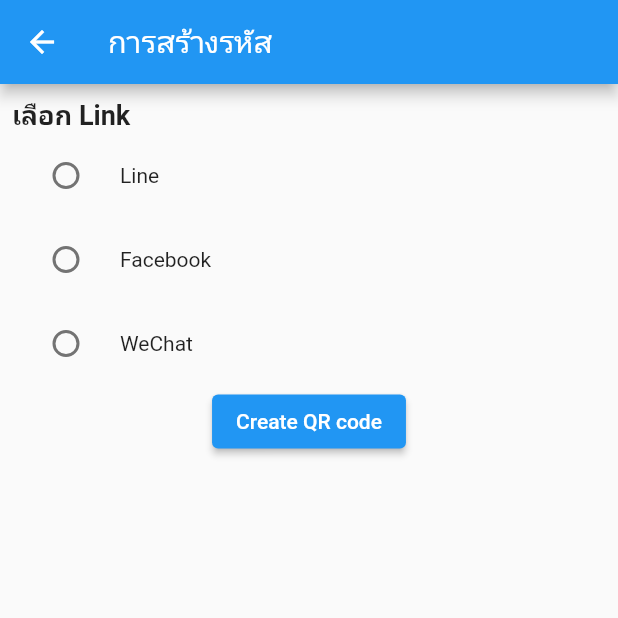
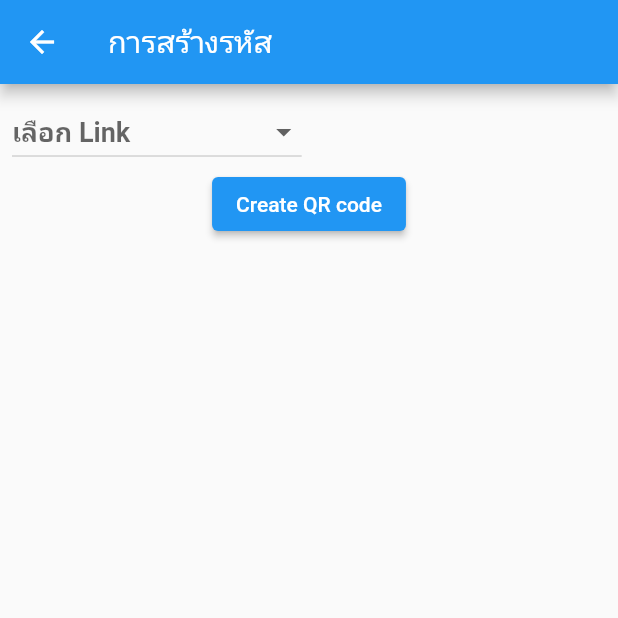
Before and after one commit to masterUNG/ShareQRcode, a Flutter app: the CreateQRcode screen opened directly, on a phone screen of 412 x 824 dp, the top half of it. Run offline on Flutter 3.47's test engine with Material 2 defaults, Android fonts, the phone set to English and light mode, and no system bars; our stand-ins replace qr_flutter.

Commit message:
update 4March

```diff
--- a/lib/states/create_qr_code.dart
+++ b/lib/states/create_qr_code.dart
@@ -1,4 +1,7 @@
+import 'dart:math';
+
 import 'package:flutter/material.dart';
+import 'package:qr_flutter/qr_flutter.dart';
 import 'package:shareqrcode/utility/my_constant.dart';
 import 'package:shareqrcode/utility/my_dialog.dart';
 import 'package:shareqrcode/widgets/show_text.dart';
@@ -14,9 +17,19 @@ class CreateQRcode extends StatefulWidget {
 }
 
 class _CreateQRcodeState extends State<CreateQRcode> {
-  String? chooseLink;
+  String? chooseLink, randomCode;
   GlobalKey globalKey = GlobalKey();
   bool display = false;
+
+  var itemLinks = <String>[];
+
+  @override
+  void initState() {
+    super.initState();
+    itemLinks.add(MyConstant.pathLine);
+    itemLinks.add(MyConstant.pathFacebook);
+    itemLinks.add(MyConstant.pathWrChat);
+  }
 
   @override
   Widget build(BuildContext context) {
@@ -29,13 +42,22 @@ class _CreateQRcodeState extends State<CreateQRcode> {
         child: Column(
           crossAxisAlignment: CrossAxisAlignment.start,
           children: [
-            ShowText(
-              label: 'เลือก Link',
-              textStyle: MyConstant().h2Style(),
-            ),
-            radioLine(),
-            radioFacebook(),
-            radioWeChart(),
+            DropdownButton<dynamic>(
+                hint: newTitle(),
+                value: chooseLink,
+                items: itemLinks
+                    .map(
+                      (e) => DropdownMenuItem(
+                        child: ShowText(label: e),
+                        value: e,
+                      ),
+                    )
+                    .toList(),
+                onChanged: (value) {
+                  setState(() {
+                    chooseLink = value.toString();
+                  });
+                }),
             createQRcodeButton(),
             showQR(),
           ],
@@ -44,8 +66,27 @@ class _CreateQRcodeState extends State<CreateQRcode> {
     );
   }
 
+  ShowText newTitle() {
+    return ShowText(
+      label: 'เลือก Link',
+      textStyle: MyConstant().h2Style(),
+    );
+  }
+
   Widget showQR() {
-    return display ? Text(chooseLink!) : const SizedBox();
+    return display
+        ? Center(
+          child: Column(
+              children: [
+
+                SizedBox(width: 250,height: 250,
+                  child: QrImage(data: randomCode!),
+                ),
+                 ShowText(label: 'code ==> $randomCode'),
+              ],
+            ),
+        )
+        : const SizedBox();
   }
 
   Row createQRcodeButton() {
@@ -112,6 +153,8 @@ class _CreateQRcodeState extends State<CreateQRcode> {
   }
 
   Future<void> processGenQRcode() async {
+    randomCode = 'code${Random().nextInt(10000)}';
+
     setState(() {
       display = true;
     });
```
